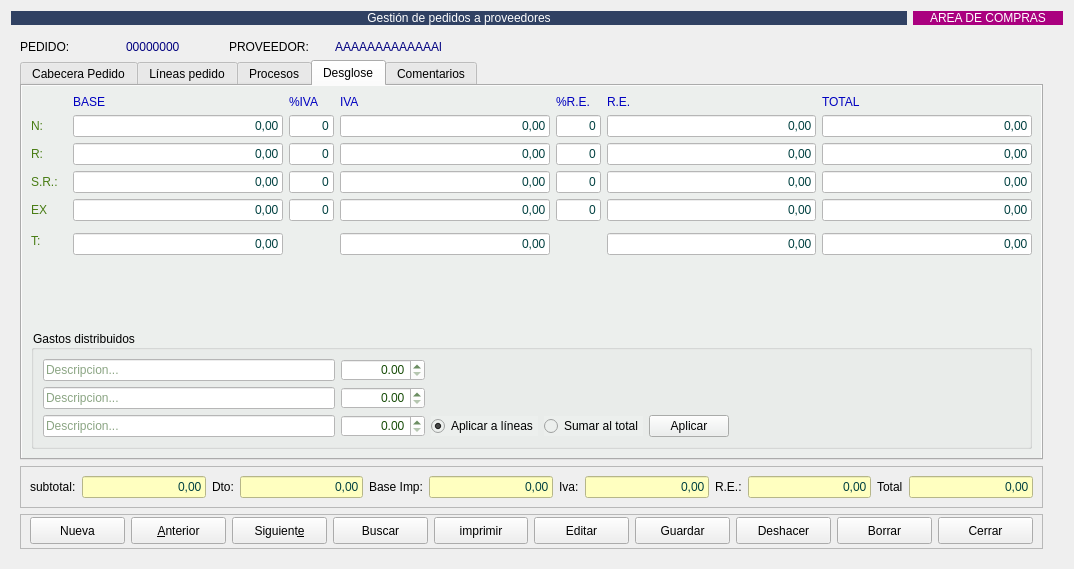
Above: Zona_Compras/frmpedidosproveedor.ui from arcnexus/RedFoX before the change. Below: the same form after it.
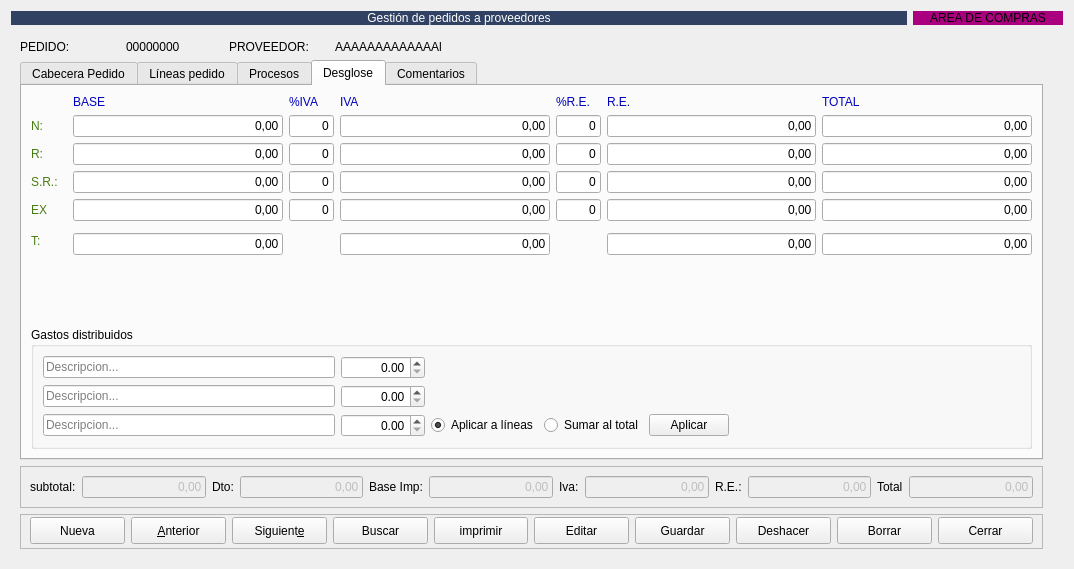
That is the form after the change. The open tabs and pages were chosen to show the change. Icons and pictures are not drawn.

What changed in the file:
```diff
--- a/Zona_Compras/frmpedidosproveedor.ui
+++ b/Zona_Compras/frmpedidosproveedor.ui
@@ -55,9 +55,6 @@
            <height>16777215</height>
           </size>
          </property>
-         <property name="styleSheet">
-          <string notr="true">color: rgb(0, 0, 127)</string>
-         </property>
          <property name="text">
           <string>00000000</string>
          </property>
@@ -81,9 +78,6 @@
        </item>
        <item row="0" column="3">
         <widget class="QLabel" name="lblnombreProveedor">
-         <property name="styleSheet">
-          <string notr="true">color: rgb(0, 0, 127)</string>
-         </property>
          <property name="text">
           <string>AAAAAAAAAAAAAl</string>
          </property>
@@ -91,9 +85,6 @@
        </item>
        <item row="1" column="0" colspan="4">
         <widget class="QTabWidget" name="tabWidget_2">
-         <property name="styleSheet">
-          <string notr="true"/>
-         </property>
          <property name="currentIndex">
           <number>0</number>
          </property>
@@ -1014,9 +1005,6 @@
           </layout>
          </widget>
          <widget class="QWidget" name="tab_7">
-          <property name="styleSheet">
-           <string notr="true">background-color: #ecefed;</string>
-          </property>
           <attribute name="title">
            <string>Desglose</string>
           </attribute>
@@ -1036,11 +1024,7 @@
              <item row="1" column="1">
               <widget class="QLineEdit" name="txtbase1">
                <property name="enabled">
-                <bool>false</bool>
-               </property>
-               <property name="styleSheet">
-                <string notr="true">background-color: rgb(255, 255, 255);
-color: rgb(0, 64, 64);</string>
+                <bool>true</bool>
                </property>
                <property name="text">
                 <string>0,00</string>
@@ -1056,7 +1040,7 @@
              <item row="2" column="2">
               <widget class="QLineEdit" name="txtporc_iva2">
                <property name="enabled">
-                <bool>false</bool>
+                <bool>true</bool>
                </property>
                <property name="maximumSize">
                 <size>
@@ -1064,10 +1048,6 @@
                  <height>16777215</height>
                 </size>
                </property>
-               <property name="styleSheet">
-                <string notr="true">background-color: rgb(255, 255, 255);
-color: rgb(0, 64, 64);</string>
-               </property>
                <property name="text">
                 <string>0</string>
                </property>
@@ -1082,11 +1062,7 @@
              <item row="3" column="3">
               <widget class="QLineEdit" name="txtiva3">
                <property name="enabled">
-                <bool>false</bool>
-               </property>
-               <property name="styleSheet">
-                <string notr="true">background-color: rgb(255, 255, 255);
-color: rgb(0, 64, 64);</string>
+                <bool>true</bool>
                </property>
                <property name="text">
                 <string>0,00</string>
@@ -1118,7 +1094,7 @@
              <item row="3" column="4">
               <widget class="QLineEdit" name="txtporc_rec3">
                <property name="enabled">
-                <bool>false</bool>
+                <bool>true</bool>
                </property>
                <property name="maximumSize">
                 <size>
@@ -1126,10 +1102,6 @@
                  <height>16777215</height>
                 </size>
                </property>
-               <property name="styleSheet">
-                <string notr="true">background-color: rgb(255, 255, 255);
-color: rgb(0, 64, 64);</string>
-               </property>
                <property name="text">
                 <string>0</string>
                </property>
@@ -1170,11 +1142,7 @@
              <item row="6" column="6">
               <widget class="QLineEdit" name="txttotal_2">
                <property name="enabled">
-                <bool>false</bool>
-               </property>
-               <property name="styleSheet">
-                <string notr="true">background-color: rgb(255, 255, 255);
-color: rgb(0, 64, 64);</string>
+                <bool>true</bool>
                </property>
                <property name="text">
                 <string>0,00</string>
@@ -1190,11 +1158,7 @@
              <item row="1" column="3">
               <widget class="QLineEdit" name="txtiva1">
                <property name="enabled">
-                <bool>false</bool>
-               </property>
-               <property name="styleSheet">
-                <string notr="true">background-color: rgb(255, 255, 255);
-color: rgb(0, 64, 64);</string>
+                <bool>true</bool>
                </property>
                <property name="text">
                 <string>0,00</string>
@@ -1226,11 +1190,7 @@
              <item row="6" column="3">
               <widget class="QLineEdit" name="txttotal_iva_2">
                <property name="enabled">
-                <bool>false</bool>
-               </property>
-               <property name="styleSheet">
-                <string notr="true">background-color: rgb(255, 255, 255);
-color: rgb(0, 64, 64);</string>
+                <bool>true</bool>
                </property>
                <property name="text">
                 <string>0,00</string>
@@ -1246,11 +1206,7 @@
              <item row="2" column="5">
               <widget class="QLineEdit" name="txtrec2">
                <property name="enabled">
-                <bool>false</bool>
-               </property>
-               <property name="styleSheet">
-                <string notr="true">background-color: rgb(255, 255, 255);
-color: rgb(0, 64, 64);</string>
+                <bool>true</bool>
                </property>
                <property name="text">
                 <string>0,00</string>
@@ -1266,11 +1222,7 @@
              <item row="6" column="1">
               <widget class="QLineEdit" name="txtbase_total_2">
                <property name="enabled">
-                <bool>false</bool>
-               </property>
-               <property name="styleSheet">
-                <string notr="true">background-color: rgb(255, 255, 255);
-color: rgb(0, 64, 64);</string>
+                <bool>true</bool>
                </property>
                <property name="text">
                 <string>0,00</string>
@@ -1286,11 +1238,7 @@
              <item row="2" column="6">
               <widget class="QLineEdit" name="txttotal2">
                <property name="enabled">
-                <bool>false</bool>
-               </property>
-               <property name="styleSheet">
-                <string notr="true">background-color: rgb(255, 255, 255);
-color: rgb(0, 64, 64);</string>
+                <bool>true</bool>
                </property>
                <property name="text">
                 <string>0,00</string>
@@ -1322,11 +1270,7 @@
              <item row="3" column="1">
               <widget class="QLineEdit" name="txtbase3">
                <property name="enabled">
-                <bool>false</bool>
-               </property>
-               <property name="styleSheet">
-                <string notr="true">background-color: rgb(255, 255, 255);
-color: rgb(0, 64, 64);</string>
+                <bool>true</bool>
                </property>
                <property name="text">
                 <string>0,00</string>
@@ -1352,11 +1296,7 @@
              <item row="4" column="3">
               <widget class="QLineEdit" name="txtiva4">
                <property name="enabled">
-                <bool>false</bool>
-               </property>
-               <property name="styleSheet">
-                <string notr="true">background-color: rgb(255, 255, 255);
-color: rgb(0, 64, 64);</string>
+                <bool>true</bool>
                </property>
                <property name="text">
                 <string>0,00</string>
@@ -1372,11 +1312,7 @@
              <item row="3" column="6">
               <widget class="QLineEdit" name="txttotal3">
                <property name="enabled">
-                <bool>false</bool>
-               </property>
-               <property name="styleSheet">
-                <string notr="true">background-color: rgb(255, 255, 255);
-color: rgb(0, 64, 64);</string>
+                <bool>true</bool>
                </property>
                <property name="text">
                 <string>0,00</string>
@@ -1392,11 +1328,7 @@
              <item row="4" column="5">
               <widget class="QLineEdit" name="txtrec4">
                <property name="enabled">
-                <bool>false</bool>
-               </property>
-               <property name="styleSheet">
-                <string notr="true">background-color: rgb(255, 255, 255);
-color: rgb(0, 64, 64);</string>
+                <bool>true</bool>
                </property>
                <property name="text">
                 <string>0,00</string>
@@ -1412,7 +1344,7 @@
              <item row="4" column="2">
               <widget class="QLineEdit" name="txtporc_iva4">
                <property name="enabled">
-                <bool>false</bool>
+                <bool>true</bool>
                </property>
                <property name="maximumSize">
                 <size>
@@ -1420,10 +1352,6 @@
                  <height>16777215</height>
                 </size>
                </property>
-               <property name="styleSheet">
-                <string notr="true">background-color: rgb(255, 255, 255);
-color: rgb(0, 64, 64);</string>
-               </property>
                <property name="text">
                 <string>0</string>
                </property>
@@ -1438,11 +1366,7 @@
              <item row="1" column="5">
               <widget class="QLineEdit" name="txtrec1">
                <property name="enabled">
-                <bool>false</bool>
-               </property>
-               <property name="styleSheet">
-                <string notr="true">background-color: rgb(255, 255, 255);
-color: rgb(0, 64, 64);</string>
+                <bool>true</bool>
                </property>
                <property name="text">
                 <string>0,00</string>
@@ -1458,11 +1382,7 @@
              <item row="1" column="6">
               <widget class="QLineEdit" name="txttotal1">
                <property name="enabled">
-                <bool>false</bool>
-               </property>
-               <property name="styleSheet">
-                <string notr="true">background-color: rgb(255, 255, 255);
-color: rgb(0, 64, 64);</string>
+                <bool>true</bool>
                </property>
                <property name="text">
                 <string>0,00</string>
@@ -1488,11 +1408,7 @@
              <item row="2" column="1">
               <widget class="QLineEdit" name="txtbase2">
                <property name="enabled">
-                <bool>false</bool>
-               </property>
-               <property name="styleSheet">
-                <string notr="true">background-color: rgb(255, 255, 255);
-color: rgb(0, 64, 64);</string>
+                <bool>true</bool>
                </property>
                <property name="text">
                 <string>0,00</string>
@@ -1508,7 +1424,7 @@
              <item row="2" column="4">
               <widget class="QLineEdit" name="txtporc_rec2">
                <property name="enabled">
-                <bool>false</bool>
+                <bool>true</bool>
                </property>
                <property name="maximumSize">
                 <size>
@@ -1516,10 +1432,6 @@
                  <height>16777215</height>
                 </size>
                </property>
-               <property name="styleSheet">
-                <string notr="true">background-color: rgb(255, 255, 255);
-color: rgb(0, 64, 64);</string>
-               </property>
                <property name="text">
                 <string>0</string>
                </property>
@@ -1534,11 +1446,7 @@
              <item row="4" column="6">
               <widget class="QLineEdit" name="txttotal4">
                <property name="enabled">
-                <bool>false</bool>
-               </property>
-               <property name="styleSheet">
-                <string notr="true">background-color: rgb(255, 255, 255);
-color: rgb(0, 64, 64);</string>
+                <bool>true</bool>
                </property>
                <property name="text">
                 <string>0,00</string>
@@ -1554,11 +1462,7 @@
              <item row="4" column="1">
               <widget class="QLineEdit" name="txtbase4">
                <property name="enabled">
-                <bool>false</bool>
-               </property>
-               <property name="styleSheet">
-                <string notr="true">background-color: rgb(255, 255, 255);
-color: rgb(0, 64, 64);</string>
+                <bool>true</bool>
                </property>
                <property name="text">
                 <string>0,00</string>
@@ -1574,11 +1478,7 @@
              <item row="2" column="3">
               <widget class="QLineEdit" name="txtiva2">
                <property name="enabled">
-                <bool>false</bool>
-               </property>
-               <property name="styleSheet">
-                <string notr="true">background-color: rgb(255, 255, 255);
-color: rgb(0, 64, 64);</string>
+                <bool>true</bool>
                </property>
                <property name="text">
                 <string>0,00</string>
@@ -1594,7 +1494,7 @@
              <item row="4" column="4">
               <widget class="QLineEdit" name="txtporc_rec4">
                <property name="enabled">
-                <bool>false</bool>
+                <bool>true</bool>
                </property>
                <property name="maximumSize">
                 <size>
@@ -1602,10 +1502,6 @@
                  <height>16777215</height>
                 </size>
                </property>
-               <property name="styleSheet">
-                <string notr="true">background-color: rgb(255, 255, 255);
-color: rgb(0, 64, 64);</string>
-               </property>
                <property name="text">
                 <string>0</string>
                </property>
@@ -1620,11 +1516,7 @@
              <item row="3" column="5">
               <widget class="QLineEdit" name="txtrec3">
                <property name="enabled">
-                <bool>false</bool>
-               </property>
-               <property name="styleSheet">
-                <string notr="true">background-color: rgb(255, 255, 255);
-color: rgb(0, 64, 64);</string>
+                <bool>true</bool>
                </property>
                <property name="text">
                 <string>0,00</string>
@@ -1640,7 +1532,7 @@
              <item row="1" column="2">
               <widget class="QLineEdit" name="txtporc_iva1">
                <property name="enabled">
-                <bool>false</bool>
+                <bool>true</bool>
                </property>
                <property name="maximumSize">
                 <size>
@@ -1648,10 +1540,6 @@
                  <height>16777215</height>
                 </size>
                </property>
-               <property name="styleSheet">
-                <string notr="true">background-color: rgb(255, 255, 255);
-color: rgb(0, 64, 64);</string>
-               </property>
                <property name="text">
                 <string>0</string>
                </property>
@@ -1676,11 +1564,7 @@
              <item row="6" column="5">
               <widget class="QLineEdit" name="txttotal_recargo_2">
                <property name="enabled">
-                <bool>false</bool>
-               </property>
-               <property name="styleSheet">
-                <string notr="true">background-color: rgb(255, 255, 255);
-color: rgb(0, 64, 64);</string>
+                <bool>true</bool>
                </property>
                <property name="text">
                 <string>0,00</string>
@@ -1728,7 +1612,7 @@
              <item row="1" column="4">
               <widget class="QLineEdit" name="txtporc_rec1">
                <property name="enabled">
-                <bool>false</bool>
+                <bool>true</bool>
                </property>
                <property name="maximumSize">
                 <size>
@@ -1736,10 +1620,6 @@
                  <height>16777215</height>
                 </size>
                </property>
-               <property name="styleSheet">
-                <string notr="true">background-color: rgb(255, 255, 255);
-color: rgb(0, 64, 64);</string>
-               </property>
                <property name="text">
                 <string>0</string>
                </property>
@@ -1754,7 +1634,7 @@
              <item row="3" column="2">
               <widget class="QLineEdit" name="txtporc_iva3">
                <property name="enabled">
-                <bool>false</bool>
+                <bool>true</bool>
                </property>
                <property name="maximumSize">
                 <size>
@@ -1762,10 +1642,6 @@
                  <height>16777215</height>
                 </size>
                </property>
-               <property name="styleSheet">
-                <string notr="true">background-color: rgb(255, 255, 255);
-color: rgb(0, 64, 64);</string>
-               </property>
                <property name="text">
                 <string>0</string>
                </property>
@@ -1826,9 +1702,8 @@
              <layout class="QGridLayout" name="gridLayout_4">
               <item row="1" column="1">
                <widget class="QDoubleSpinBox" name="SpinGastoDist2">
-                <property name="styleSheet">
-                 <string notr="true">background-color: rgb(255, 255, 255);
-color: rgb(23, 76, 7);</string>
+                <property name="enabled">
+                 <bool>true</bool>
                 </property>
                 <property name="alignment">
                  <set>Qt::AlignRight|Qt::AlignTrailing|Qt::AlignVCenter</set>
@@ -1850,9 +1725,8 @@
               </item>
               <item row="2" column="1">
                <widget class="QDoubleSpinBox" name="SpinGastoDist3">
-                <property name="styleSheet">
-                 <string notr="true">background-color: rgb(255, 255, 255);
-color: rgb(23, 76, 7);</string>
+                <property name="enabled">
+                 <bool>true</bool>
                 </property>
                 <property name="alignment">
                  <set>Qt::AlignRight|Qt::AlignTrailing|Qt::AlignVCenter</set>
@@ -1864,9 +1738,8 @@
               </item>
               <item row="0" column="0">
                <widget class="QLineEdit" name="txtGastoDist1">
-                <property name="styleSheet">
-                 <string notr="true">background-color: rgb(255, 255, 255);
-color: rgb(23, 76, 7);</string>
+                <property name="enabled">
+                 <bool>true</bool>
                 </property>
                 <property name="placeholderText">
                  <string>Descripcion...</string>
@@ -1875,9 +1748,8 @@
               </item>
               <item row="2" column="0">
                <widget class="QLineEdit" name="txtGastoDist3">
-                <property name="styleSheet">
-                 <string notr="true">background-color: rgb(255, 255, 255);
-color: rgb(23, 76, 7);</string>
+                <property name="enabled">
+                 <bool>true</bool>
                 </property>
                 <property name="placeholderText">
                  <string>Descripcion...</string>
@@ -1900,9 +1772,8 @@
               </item>
               <item row="0" column="1">
                <widget class="QDoubleSpinBox" name="SpinGastoDist1">
-                <property name="styleSheet">
-                 <string notr="true">background-color: rgb(255, 255, 255);
-color: rgb(23, 76, 7);</string>
+                <property name="enabled">
+                 <bool>true</bool>
                 </property>
                 <property name="alignment">
                  <set>Qt::AlignRight|Qt::AlignTrailing|Qt::AlignVCenter</set>
@@ -1914,9 +1785,8 @@
               </item>
               <item row="1" column="0">
                <widget class="QLineEdit" name="txtGastoDist2">
-                <property name="styleSheet">
-                 <string notr="true">background-color: rgb(255, 255, 255);
-color: rgb(23, 76, 7);</string>
+                <property name="enabled">
+                 <bool>true</bool>
                 </property>
                 <property name="placeholderText">
                  <string>Descripcion...</string>
@@ -1993,10 +1863,6 @@
               <height>16777215</height>
              </size>
             </property>
-            <property name="styleSheet">
-             <string notr="true">background-color: rgb(255, 255, 192);
-color: rgb(0, 64, 64);</string>
-            </property>
             <property name="text">
              <string>0,00</string>
             </property>
@@ -2026,10 +1892,6 @@
               <height>16777215</height>
              </size>
             </property>
-            <property name="styleSheet">
-             <string notr="true">background-color: rgb(255, 255, 192);
-color: rgb(0, 64, 64);</string>
-            </property>
             <property name="text">
              <string>0,00</string>
             </property>
@@ -2062,10 +1924,6 @@
               <height>16777215</height>
              </size>
             </property>
-            <property name="styleSheet">
-             <string notr="true">background-color: rgb(255, 255, 192);
-color: rgb(0, 64, 64);</string>
-            </property>
             <property name="text">
              <string>0,00</string>
             </property>
@@ -2092,10 +1950,6 @@
               <height>16777215</height>
              </size>
             </property>
-            <property name="styleSheet">
-             <string notr="true">background-color: rgb(255, 255, 192);
-color: rgb(0, 64, 64);</string>
-            </property>
             <property name="text">
              <string>0,00</string>
             </property>
@@ -2116,10 +1970,6 @@
             <property name="enabled">
              <bool>false</bool>
             </property>
-            <property name="styleSheet">
-             <string notr="true">background-color: rgb(255, 255, 192);
-color: rgb(0, 64, 64);</string>
-            </property>
             <property name="text">
              <string>0,00</string>
             </property>
@@ -2146,10 +1996,6 @@
               <height>16777215</height>
              </size>
             </property>
-            <property name="styleSheet">
-             <string notr="true">background-color: rgb(255, 255, 192);
-color: rgb(0, 64, 64);</string>
-            </property>
             <property name="text">
              <string>0,00</string>
             </property>
@@ -2477,8 +2323,7 @@
       </size>
      </property>
      <property name="styleSheet">
-      <string notr="true">background-color: rgb(170, 0, 127);
-color: rgb(255, 255, 255);</string>
+      <string notr="true">background-color: rgb(170, 0, 127);</string>
      </property>
      <property name="text">
       <string>AREA DE COMPRAS</string>
```
Left out of the diff: 104 changed lines with no effect on the pictures.
